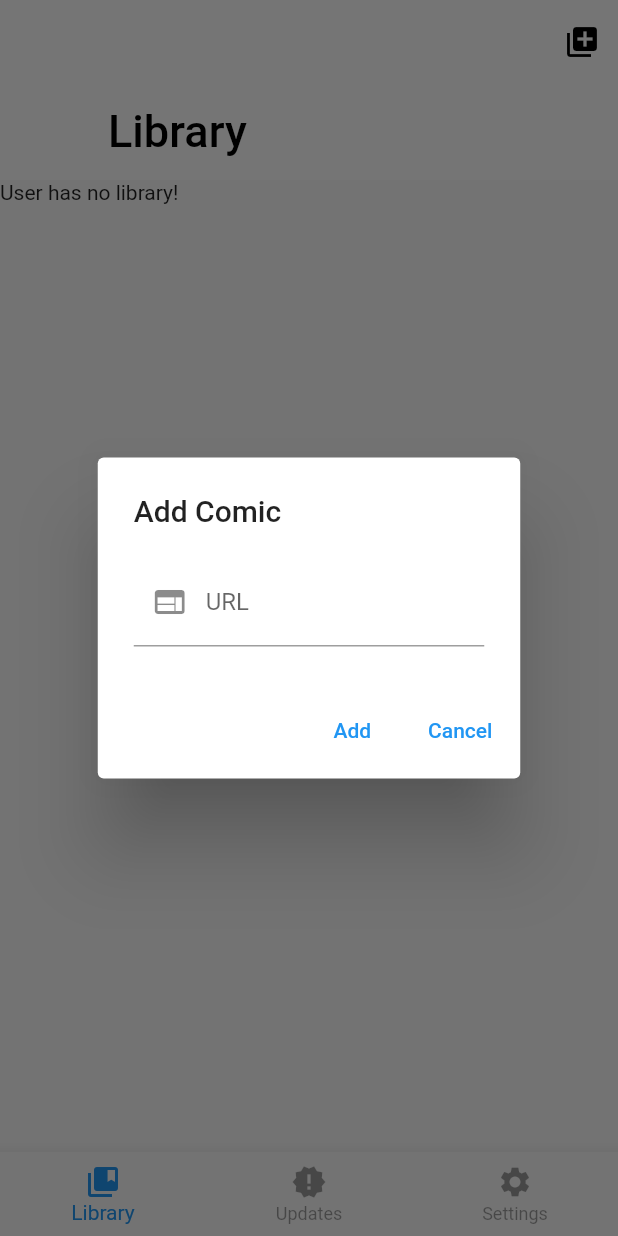
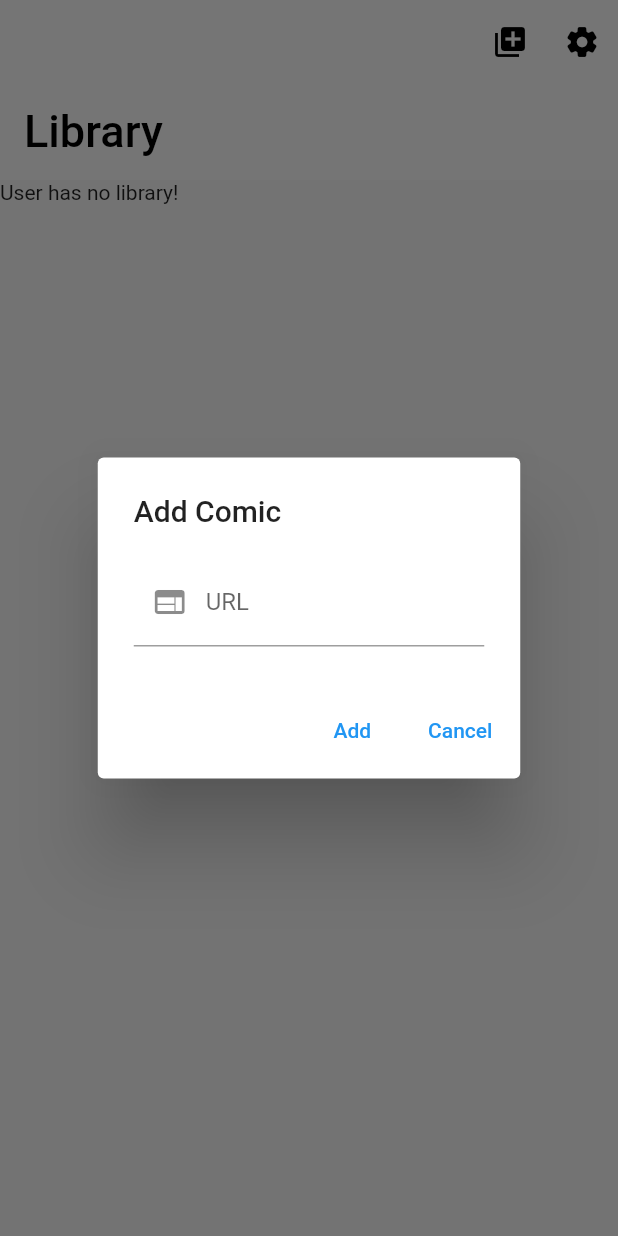
Before and after one commit to jackv24/ComicWrap-F, a Flutter app: the screen it shows once a user with an empty profile is signed in, after a tap on the "library add" icon, on a phone screen of 412 x 824 dp. Run offline on Flutter 3.47's test engine with Material 2 defaults, Android fonts, the phone set to English and light mode, and no system bars; our stand-ins replace cloud_firestore, cloud_functions, firebase_auth, firebase_core, flutter_cache_manager, flutter_signin_button and 7 more; accounts and stored records are empty; network calls fail.

Commit message:
Removed bottom app bar and replace with settings menu app bar button. Auth state is now properly persisted using a global BehaviorSubject

```diff
--- a/lib/main.dart
+++ b/lib/main.dart
@@ -1,16 +1,11 @@
-import 'package:cloud_firestore/cloud_firestore.dart';
-import 'package:cloud_functions/cloud_functions.dart';
-import 'package:comicwrap_f/pages/home_page/home_page.dart';
-import 'package:comicwrap_f/system/auth.dart';
+import 'package:comicwrap_f/pages/home_page/home_page_screen.dart';
+import 'package:comicwrap_f/pages/home_page/library_screen.dart';
 import 'package:comicwrap_f/system/firebase.dart';
 import 'package:firebase_auth/firebase_auth.dart';
 import 'package:flutter/foundation.dart';
 import 'package:flutter/material.dart';
 import 'package:hive/hive.dart';
 import 'package:hive_flutter/hive_flutter.dart';
-import 'package:rxdart/subjects.dart';
-
-const bool USE_EMULATORS = bool.fromEnvironment('USE_EMULATORS');
 
 void main() async {
   WidgetsFlutterBinding.ensureInitialized();
@@ -27,38 +22,11 @@ class MyApp extends StatefulWidget {
 
 class _MyAppState extends State<MyApp> {
   final _homePageKey = GlobalKey();
-  late BehaviorSubject<User?> _authSubject;
-  Future<void>? _startAuth;
+  late Stream<User?> _authStream;
 
   @override
   void initState() {
-    _authSubject = BehaviorSubject<User?>();
-
-    // Wait for firebase to initialise
-    firebaseInit!.then((firebaseApp) {
-      // Setup connection to emulators if desired
-      if (USE_EMULATORS) {
-        String host = defaultTargetPlatform == TargetPlatform.android
-            ? '10.0.2.2'
-            : 'localhost';
-
-        FirebaseFirestore.instance.settings =
-            Settings(host: host + ':8080', sslEnabled: false);
-        FirebaseFunctions.instance
-            .useFunctionsEmulator(origin: 'http://$host:5001');
-      }
-
-      // Start listening to auth changes here (build shouldn't have side effects)
-      FirebaseAuth.instance.authStateChanges().listen((user) {
-        // If user is not authenticated, authenticate them
-        if (user == null && !isChangingAuth && _startAuth == null) {
-          _startAuth = startAuth();
-        }
-
-        // Re-emit event for StreamBuilder
-        _authSubject.add(user);
-      });
-    });
+    _authStream = getAuthStream();
 
     super.initState();
   }
@@ -80,28 +48,15 @@ class _MyAppState extends State<MyApp> {
         } else {
           // Firebase auth state
           homeWidget = StreamBuilder<User?>(
-            stream: _authSubject.stream,
+            stream: _authStream,
             builder: (context, snapshot) {
               if (snapshot.connectionState == ConnectionState.active) {
                 var user = snapshot.data;
                 if (user == null) {
                   // Firebase sign in state
-                  return FutureBuilder(
-                    future: _startAuth,
-                    builder: (context, snapshot) {
-                      if (snapshot.connectionState != ConnectionState.done) {
-                        if (snapshot.hasError) {
-                          return _getScaffold(Text('Sign in error :('));
-                        } else {
-                          return _getScaffold(Text('Signing in...'));
-                        }
-                      } else {
-                        return _getScaffold(Text('Sign in complete!'));
-                      }
-                    },
-                  );
+                  return _getScaffold(Text('Signing in...'));
                 } else {
-                  return HomePage(key: _homePageKey);
+                  return LibraryScreen(key: _homePageKey);
                 }
               } else {
                 return _getScaffold(Text('Waiting for auth connection...'));
@@ -124,13 +79,10 @@ class _MyAppState extends State<MyApp> {
   Widget _getScaffold(Widget body) {
     return Stack(
       children: [
-        HomePage(key: _homePageKey),
-        Scaffold(
-          appBar: AppBar(
+        LibraryScreen(key: _homePageKey),
+        HomePageScreen(
             title: Text("ComicWrap"),
-          ),
-          body: body,
-        ),
+            bodySliver: SliverToBoxAdapter(child: body)),
       ],
     );
   }
--- a/lib/pages/home_page/home_page.dart
+++ /dev/null
@@ -1,57 +0,0 @@
-import 'package:flutter/material.dart';
-
-import 'library_screen.dart';
-import 'settings_screen.dart';
-import 'updates_screen.dart';
-
-class HomePage extends StatefulWidget {
-  const HomePage({Key? key}) : super(key: key);
-
-  @override
-  _HomePageState createState() => _HomePageState();
-}
-
-class _HomePageState extends State<HomePage> {
-  int _selectedScreenIndex = 0;
-
-  @override
-  Widget build(BuildContext context) {
-    ThemeData theme = Theme.of(context);
-
-    return Scaffold(
-      body: IndexedStack(
-        index: _selectedScreenIndex,
-        children: [
-          LibraryScreen(),
-          UpdatesScreen(),
-          SettingsScreen(),
-        ],
-      ),
-      bottomNavigationBar: BottomNavigationBar(
-        items: [
-          BottomNavigationBarItem(
-            label: 'Library',
-            icon: Icon(Icons.collections_bookmark),
-          ),
-          BottomNavigationBarItem(
-            label: 'Updates',
-            icon: Icon(Icons.new_releases),
-          ),
-          BottomNavigationBarItem(
-            label: 'Settings',
-            icon: Icon(Icons.settings),
-          ),
-        ],
-        currentIndex: _selectedScreenIndex,
-        onTap: (index) {
-          setState(() {
-            _selectedScreenIndex = index;
-          });
-        },
-        showUnselectedLabels: true,
-        selectedItemColor: theme.accentColor,
-        unselectedItemColor: theme.disabledColor,
-      ),
-    );
-  }
-}
--- a/lib/pages/home_page/home_page_screen.dart
+++ b/lib/pages/home_page/home_page_screen.dart
@@ -22,6 +22,7 @@ class HomePageScreen extends StatelessWidget {
             expandedHeight: 120.0,
             flexibleSpace: FlexibleSpaceBar(
               title: title,
+              titlePadding: EdgeInsets.only(left: 16, bottom: 16),
             ),
             actions: appBarActions,
           ),
--- a/lib/pages/home_page/library_screen.dart
+++ b/lib/pages/home_page/library_screen.dart
@@ -3,8 +3,10 @@ import 'dart:async';
 import 'package:cloud_firestore/cloud_firestore.dart';
 import 'package:cloud_functions/cloud_functions.dart';
 import 'package:comicwrap_f/pages/home_page/home_page_screen.dart';
+import 'package:comicwrap_f/pages/home_page/settings_screen.dart';
 import 'package:comicwrap_f/system/database.dart';
 import 'package:comicwrap_f/widgets/comic_info_card.dart';
+import 'package:flutter/cupertino.dart';
 import 'package:flutter/material.dart';
 import 'package:flutter_staggered_animations/flutter_staggered_animations.dart';
 import 'package:rxdart/rxdart.dart';
@@ -58,9 +60,13 @@ class _LibraryScreenState extends State<LibraryScreen> {
         IconButton(
             icon: Icon(
               Icons.library_add,
-              color: Theme.of(context).primaryIconTheme.color,
             ),
             onPressed: () => _onAddPressed(context)),
+        IconButton(
+            icon: Icon(
+              Icons.settings_rounded,
+            ),
+            onPressed: () => _onSettingsPressed(context)),
       ],
       bodySliver: StreamBuilder<QuerySnapshot>(
         stream: _userComicsSubject.stream,
@@ -144,6 +150,14 @@ class _LibraryScreenState extends State<LibraryScreen> {
         });
       },
     );
+  }
+
+  void _onSettingsPressed(BuildContext context) {
+    Navigator.push(context, CupertinoPageRoute(
+      builder: (context) {
+        return SettingsScreen();
+      },
+    ));
   }
 }
 
--- a/lib/pages/home_page/settings_screen.dart
+++ b/lib/pages/home_page/settings_screen.dart
@@ -11,13 +11,11 @@ class SettingsScreen extends StatefulWidget {
 }
 
 class _SettingsScreenState extends State<SettingsScreen> {
-  Stream<User?>? authStateChanges;
+  late Stream<User?> _authStream;
 
   @override
   void initState() {
-    firebaseInit!.then((value) {
-      authStateChanges = FirebaseAuth.instance.authStateChanges();
-    });
+    _authStream = getAuthStream();
 
     super.initState();
   }
@@ -32,7 +30,7 @@ class _SettingsScreenState extends State<SettingsScreen> {
           delegate: SliverChildListDelegate.fixed([
             // Sign-in UI
             StreamBuilder<User?>(
-              stream: authStateChanges,
+              stream: _authStream,
               builder: (context, snapshot) {
                 if (snapshot.connectionState == ConnectionState.active) {
                   var user = snapshot.data;
@@ -40,11 +38,13 @@ class _SettingsScreenState extends State<SettingsScreen> {
                     return Text('Waiting for sign in...');
                   } else {
                     if (user.isAnonymous) {
-                      return ListView(
-                        shrinkWrap: true,
+                      return Column(
                         children: [
-                          Text("You're an anonymous user. "
-                              "Sign in to make sure you don't lose your data!"),
+                          Padding(
+                            padding: EdgeInsets.only(bottom: 16),
+                            child: Text("You're an anonymous user. "
+                                "Sign in to make sure you don't lose your data!"),
+                          ),
                           SignInButton(Buttons.Email, onPressed: () {
                             linkEmailAuth(context);
                           }),
--- a/lib/system/database.dart
+++ b/lib/system/database.dart
@@ -20,7 +20,7 @@ Stream<DocumentSnapshot> getUserStream() {
 
     // NOTE: All this is probably very wrong, but I am confused :(
     // Depends on firebase core to be initialised
-    firebaseInit!.then((firebaseApp) {
+    firebaseInit.then((firebaseApp) {
       // Respond to user auth changes
       FirebaseAuth.instance.authStateChanges().listen((user) {
         if (user == null) return;
--- a/lib/system/firebase.dart
+++ b/lib/system/firebase.dart
@@ -1,8 +1,54 @@
+import 'package:cloud_firestore/cloud_firestore.dart';
+import 'package:cloud_functions/cloud_functions.dart';
+import 'package:firebase_auth/firebase_auth.dart';
 import 'package:firebase_core/firebase_core.dart';
+import 'package:flutter/foundation.dart';
+import 'package:rxdart/rxdart.dart';
+
+import 'auth.dart';
+
+const bool USE_EMULATORS = bool.fromEnvironment('USE_EMULATORS');
 
 Future<FirebaseApp>? _firebaseInit;
 
-Future<FirebaseApp>? get firebaseInit {
+Future<FirebaseApp> get firebaseInit {
   if (_firebaseInit == null) _firebaseInit = Firebase.initializeApp();
-  return _firebaseInit;
+  return _firebaseInit!;
 }
+
+BehaviorSubject<User?>? _authSubject;
+Future<void>? _startAuth;
+
+Stream<User?> getAuthStream() {
+  if (_authSubject == null) {
+    _authSubject = BehaviorSubject<User?>();
+
+    // Wait for firebase to initialise
+    firebaseInit.then((firebaseApp) {
+      // Setup connection to emulators if desired
+      if (USE_EMULATORS) {
+        final host = defaultTargetPlatform == TargetPlatform.android
+            ? '10.0.2.2'
+            : 'localhost';
+
+        FirebaseFirestore.instance.settings =
+            Settings(host: host + ':8080', sslEnabled: false);
+        FirebaseFunctions.instance
+            .useFunctionsEmulator(origin: 'http://$host:5001');
+      }
+
+      // Start listening to auth changes here (build shouldn't have side effects)
+      FirebaseAuth.instance.authStateChanges().listen((user) {
+        // If user is not authenticated, authenticate them
+        if (user == null && !isChangingAuth && _startAuth == null) {
+          _startAuth = startAuth();
+        }
+
+        // Re-emit event for StreamBuilder
+        _authSubject!.add(user);
+      });
+    });
+  }
+
+  return _authSubject!.stream;
+}
```
